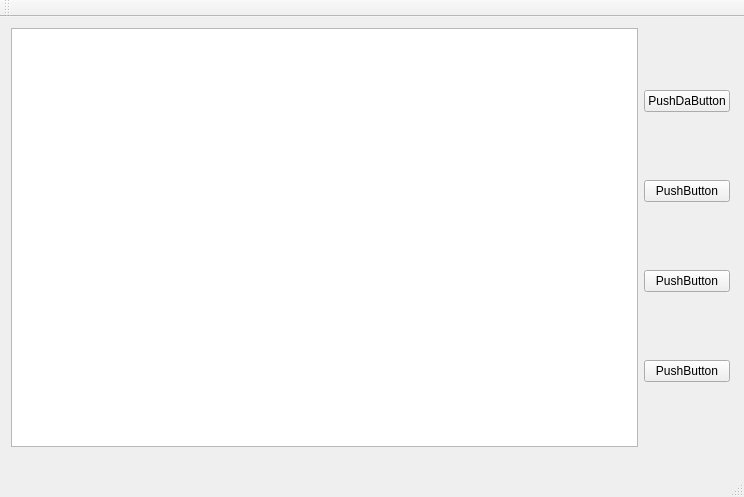
pan-mroku/yarl, file mainwindow.ui: the form before one commit.
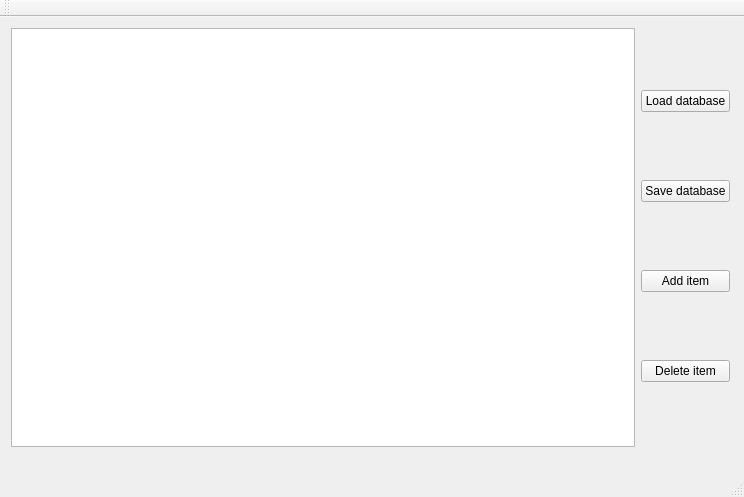
The form after the commit.

```diff
--- a/mainwindow.ui
+++ b/mainwindow.ui
@@ -35,28 +35,28 @@
        <item>
         <widget class="QPushButton" name="pushButton">
          <property name="text">
-          <string>PushDaButton</string>
+          <string>Load database</string>
          </property>
         </widget>
        </item>
        <item>
         <widget class="QPushButton" name="pushButton_2">
          <property name="text">
-          <string>PushButton</string>
+          <string>Save database</string>
          </property>
         </widget>
        </item>
        <item>
         <widget class="QPushButton" name="pushButton_3">
          <property name="text">
-          <string>PushButton</string>
+          <string>Add item</string>
          </property>
         </widget>
        </item>
        <item>
         <widget class="QPushButton" name="pushButton_4">
          <property name="text">
-          <string>PushButton</string>
+          <string>Delete item</string>
          </property>
         </widget>
        </item>
```
Left out of the diff: 10 changed lines with no effect on the pictures.
